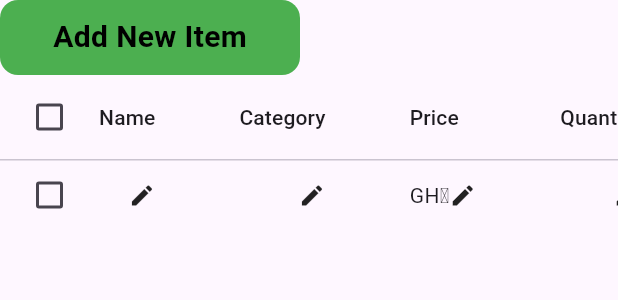
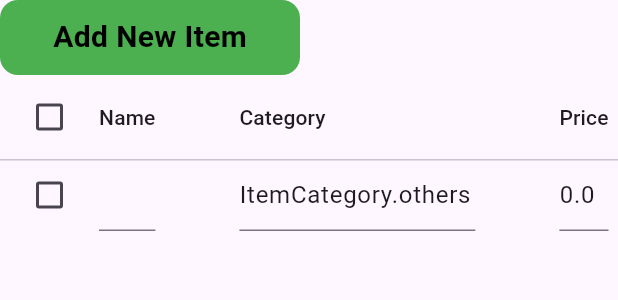
Before and after one commit to R0hi77/BusinessMan, a Flutter app: the InventoryTable widget shown alone on an empty page, opened directly with empty values, after a tap on "Add New Item", on a phone screen of 412 x 824 dp. Shown: the top 300 px of the screen. Run offline on Flutter 3.47's test engine with Material 3 defaults, Android fonts, the phone set to English and light mode, and no system bars; our stand-ins replace fl_chart, flutter_dotenv, google_fonts, intl_phone_field, jwt_decoder, lottie and 3 more; accounts and stored records are empty; network calls fail.

Commit message:
the genesis of the work of the great albert

```diff
--- a/client/salesmart/lib/components/inventoryWIdget.dart
+++ b/client/salesmart/lib/components/inventoryWIdget.dart
@@ -1,5 +1,6 @@
 import 'package:flutter/material.dart';
 import 'package:salesmart/services/inventoryService.dart';
+import 'package:salesmart/models/inventoryCategory.dart';
 
 class InventoryTable extends StatefulWidget {
   final Function(List<Map<String, dynamic>>) onItemsSelected;
@@ -46,9 +47,9 @@ class _InventoryTableState extends State<InventoryTable> {
       final newItem = {
         'id': DateTime.now().millisecondsSinceEpoch.toString(),
         'name': '',
-        'category': '',
-        'price': '',
-        'quantity': '',
+        'category': ItemCategory.others, // Use the enum here
+        'price': 0.0, // Initialized as a double
+        'quantity': 0, // Initialized as an int
         'expiryDate': '',
         'supplier': '',
         'barcode': '',
@@ -61,24 +62,30 @@ class _InventoryTableState extends State<InventoryTable> {
   void _editItem(Map<String, dynamic> item) {
     setState(() {
       editingItem = Map.from(item);
+      // Convert string category to ItemCategory if necessary
+      if (editingItem!['category'] is String) {
+        editingItem!['category'] =
+            ItemCategoryExtension.fromString(editingItem!['category']);
+      }
     });
   }
 
   void _saveItem() async {
     if (editingItem != null) {
-      final index = inventoryItems.indexWhere((item) => item['id'] == editingItem!['id']);
+      final index =
+          inventoryItems.indexWhere((item) => item['id'] == editingItem!['id']);
       if (index != -1) {
         setState(() {
           inventoryItems[index] = editingItem!;
         });
         // Save to backend
-        await _inventoryService.updateInventoryItem(editingItem!,'');
+        await _inventoryService.updateInventoryItem(editingItem!, '');
       } else {
         setState(() {
           inventoryItems.add(editingItem!);
         });
         // Save to backend
-        await _inventoryService.addInventoryItem(editingItem!,'');
+        await _inventoryService.addInventoryItem(editingItem!, '');
       }
       setState(() {
         editingItem = null;
@@ -92,24 +99,35 @@ class _InventoryTableState extends State<InventoryTable> {
       selectedItems.remove(item);
     });
     // Delete from backend
-    await _inventoryService.deleteInventoryItem(item['id'],'');
+    await _inventoryService.deleteInventoryItem(item['id'], '');
     widget.onItemsSelected(selectedItems);
   }
 
- DataCell _buildEditableCell(String key, String label) {
+  DataCell _buildEditableCell(Map<String, dynamic> item, String key) {
     return DataCell(
-      editingItem != null && editingItem!['id'] == key
+      editingItem != null && editingItem!['id'] == item['id']
           ? TextFormField(
               initialValue: editingItem![key]?.toString() ?? '',
               onChanged: (value) {
+                setState(() {
+                  // Convert input value based on the key
+                  if (key == 'quantity') {
+                    editingItem![key] = int.tryParse(value) ?? 0;
+                  } else if (key == 'price') {
+                    editingItem![key] = double.tryParse(value) ?? 0.0;
+                  } else if (key == 'category') {
+                    editingItem![key] = ItemCategoryExtension.fromString(value);
+                  } else {
                     editingItem![key] = value;
+                  }
+                });
               },
             )
-          : Text(label),
-      showEditIcon: true,
+          : Text(item[key]?.toString() ?? ''),
+      showEditIcon: editingItem == null || editingItem!['id'] != item['id'],
       onTap: () {
         if (editingItem == null) {
-          _editItem(inventoryItems.firstWhere((item) => item['id'] == key));
+          _editItem(item);
         }
       },
     );
@@ -122,7 +140,6 @@ class _InventoryTableState extends State<InventoryTable> {
       child: Column(
         crossAxisAlignment: CrossAxisAlignment.start,
         children: [
-
           InkWell(
             onTap: _addNewItem,
             child: Container(
@@ -133,21 +150,17 @@ class _InventoryTableState extends State<InventoryTable> {
                 borderRadius: BorderRadius.all(Radius.circular(12)),
               ),
               child: const Center(
-               child: Text("Add New Item",
+                child: Text(
+                  "Add New Item",
                   style: TextStyle(
                     fontSize: 20,
                     color: Colors.black,
-                fontWeight: FontWeight.bold
-               ),),
+                    fontWeight: FontWeight.bold,
                   ),
                 ),
               ),
-
-          // ElevatedButton(
-          //   onPressed: _addNewItem,
-          //   child: Text('Add New Item'),
-          // ),
-
+            ),
+          ),
           DataTable(
             columns: const [
               DataColumn(label: Text('Name')),
@@ -161,16 +174,17 @@ class _InventoryTableState extends State<InventoryTable> {
             ],
             rows: inventoryItems.map((item) {
               final isSelected = selectedItems.contains(item);
-              final isEditing = editingItem != null && editingItem!['id'] == item['id'];
+              final isEditing =
+                  editingItem != null && editingItem!['id'] == item['id'];
               return DataRow(
                 cells: [
-                  _buildEditableCell('name', item['name'] ?? ''),
-                  _buildEditableCell('category', item['category'] ?? ''),
-                  _buildEditableCell('price', 'GH₵${item['price'] ?? ''}'),
-                  _buildEditableCell('quantity', item['quantity']?.toString() ?? ''),
-                  _buildEditableCell('expiryDate', item['expiryDate'] ?? ''),
-                  _buildEditableCell('supplier', item['supplier'] ?? ''),
-                  _buildEditableCell('barcode', item['barcode'] ?? ''),
+                  _buildEditableCell(item, 'name'),
+                  _buildEditableCell(item, 'category'),
+                  _buildEditableCell(item, 'price'),
+                  _buildEditableCell(item, 'quantity'),
+                  _buildEditableCell(item, 'expiryDate'),
+                  _buildEditableCell(item, 'supplier'),
+                  _buildEditableCell(item, 'barcode'),
                   DataCell(
                     Row(
                       children: [
--- /dev/null
+++ b/client/salesmart/lib/models/inventoryCategory.dart
@@ -0,0 +1,35 @@
+// lib/models/item_category.dart
+
+// Define the ItemCategory enum
+enum ItemCategory { electronics, groceries, clothing, others }
+
+// Define the ItemCategoryExtension to add utility methods
+extension ItemCategoryExtension on ItemCategory {
+  // Method to convert enum to string
+  String get name {
+    switch (this) {
+      case ItemCategory.electronics:
+        return 'Electronics';
+      case ItemCategory.groceries:
+        return 'Groceries';
+      case ItemCategory.clothing:
+        return 'Clothing';
+      case ItemCategory.others:
+        return 'Others';
+    }
+  }
+
+  // Static method to convert string to enum
+  static ItemCategory fromString(String category) {
+    switch (category.toLowerCase()) {
+      case 'electronics':
+        return ItemCategory.electronics;
+      case 'groceries':
+        return ItemCategory.groceries;
+      case 'clothing':
+        return ItemCategory.clothing;
+      default:
+        return ItemCategory.others;
+    }
+  }
+}
--- a/client/salesmart/lib/screens/checkout.dart
+++ b/client/salesmart/lib/screens/checkout.dart
@@ -2,6 +2,8 @@ import 'package:flutter/material.dart';
 import 'package:google_fonts/google_fonts.dart';
 import 'package:intl/intl.dart';
 import 'package:uuid/uuid.dart';
+
+enum ItemCategory {others, electronics,groceries,clothing}
 
 class CheckoutPage extends StatefulWidget {
   const CheckoutPage({Key? key}) : super(key: key);
@@ -16,7 +18,6 @@ class _CheckoutPageState extends State<CheckoutPage> {
   String _customerName = '';
   String _customerEmail = '';
 
-
   late String _currentDate;
   late String _currentTime;
   late String _transactionId;
@@ -24,13 +25,31 @@ class _CheckoutPageState extends State<CheckoutPage> {
   double _amountPaid = 0;
 
   final List<Map<String, dynamic>> _products = [
-    {'name': 'Product 1','description':'random', 'price': 20.0, 'quantity': 2},
-    {'name': 'Product 2','description':'random', 'price': 15.0, 'quantity': 1},
-    {'name': 'Product 3','description':'random', 'price': 30.0, 'quantity': 3},
+    {
+      'name': 'Product 1',
+      'description': 'random',
+      'category': ItemCategory.electronics, // Correct category type
+      'price': 20.0,
+      'quantity': 2
+    },
+    {
+      'name': 'Product 2',
+      'description': 'random',
+      'category': ItemCategory.groceries, // Correct category type
+      'price': 15.0,
+      'quantity': 1
+    },
+    {
+      'name': 'Product 3',
+      'description': 'random',
+      'category': ItemCategory.clothing, // Correct category type
+      'price': 30.0,
+      'quantity': 3
+    },
   ];
 
-  double get _subtotal => _products.fold(
-      0, (sum, product) => sum + (product['price'] * product['quantity']));
+  double get _subtotal =>
+      _products.fold(0, (sum, product) => sum + (product['price'] * product['quantity']));
   double get _tax => _subtotal * 0.15;
   double get _total => _subtotal + _tax;
 
@@ -67,8 +86,7 @@ class _CheckoutPageState extends State<CheckoutPage> {
           children: [
             Text("SaleSmart",
                 style: GoogleFonts.archivoBlack(
-                    textStyle:
-                        const TextStyle(fontSize: 30, color: Colors.black)))
+                    textStyle: const TextStyle(fontSize: 30, color: Colors.black)))
           ],
         ),
         toolbarHeight: MediaQuery.sizeOf(context).height * 0.12,
@@ -112,24 +130,17 @@ class _CheckoutPageState extends State<CheckoutPage> {
               // Customer Information
               const Text('Bill To:', style: TextStyle(fontWeight: FontWeight.bold)),
               TextFormField(
-                decoration: const InputDecoration(labelText: 'Customer Name',
-                border: OutlineInputBorder()),
-
+                decoration: const InputDecoration(labelText: 'Customer Name', border: OutlineInputBorder()),
                 onChanged: (value) => _customerName = value,
                 validator: (value) => value!.isEmpty ? 'Required' : null,
               ),
-              const SizedBox(height: 20,),
+              const SizedBox(height: 20),
               TextFormField(
-                decoration: const InputDecoration(labelText: 'Customer Email',
-                border: OutlineInputBorder()),
+                decoration: const InputDecoration(labelText: 'Customer Email', border: OutlineInputBorder()),
                 onChanged: (value) => _customerEmail = value,
                 validator: (value) => value!.isEmpty ? 'Required' : null,
               ),
-
               SizedBox(height: 50),
-
-              // Payment Method
-
 
               // Product Table
               Table(
@@ -144,7 +155,7 @@ class _CheckoutPageState extends State<CheckoutPage> {
                 children: [
                   TableRow(
                     decoration: BoxDecoration(color: Colors.grey[200]),
-                    children:const  [
+                    children: const [
                       TableCell(child: Padding(
                         padding: EdgeInsets.all(8),
                         child: Text('Product', style: TextStyle(fontWeight: FontWeight.bold)),
@@ -216,8 +227,7 @@ class _CheckoutPageState extends State<CheckoutPage> {
                   border: OutlineInputBorder(),
                 ),
                 value: _paymentMethod,
-                items: [ 'Mobile Money', 'Cash']
-                    .map((String value) {
+                items: ['Mobile Money', 'Cash'].map((String value) {
                   return DropdownMenuItem<String>(
                     value: value,
                     child: Text(value),
@@ -233,7 +243,6 @@ class _CheckoutPageState extends State<CheckoutPage> {
               const SizedBox(height: 16),
 
               // Additional fields based on payment method
-
               if (_paymentMethod == 'Mobile Money') ...[
                 TextFormField(
                   decoration: const InputDecoration(
@@ -266,7 +275,7 @@ class _CheckoutPageState extends State<CheckoutPage> {
                       child: Text(
                         'Balance: GH₵${(_amountPaid - _total).toStringAsFixed(2)}',
                         textAlign: TextAlign.center,
-                        style: const  TextStyle(fontSize: 18),
+                        style: const TextStyle(fontSize: 18),
                       ),
                     ),
                   ],
@@ -276,14 +285,13 @@ class _CheckoutPageState extends State<CheckoutPage> {
 
               // Terms and Conditions
               const Text('Terms and Conditions:', style: TextStyle(fontWeight: FontWeight.bold)),
-              const Text('1. Products purchased can not be returned after 24 hours'),
+              const Text('1. Products purchased cannot be returned after 24 hours'),
               const Text('2. Please include the invoice number on your check'),
               const SizedBox(height: 20),
 
               // Thank You Note
               const Center(
-
-                child:  Text('Thank you for your business!',
+                child: Text('Thank you for your business!',
                     style: TextStyle(fontStyle: FontStyle.italic)),
               ),
               const SizedBox(height: 20),
@@ -295,11 +303,10 @@ class _CheckoutPageState extends State<CheckoutPage> {
                     if (_formKey.currentState!.validate()) {
                       // Process the invoice
                       ScaffoldMessenger.of(context).showSnackBar(
-                       const  SnackBar(content: Text('Processing Invoice...')),
+                        const SnackBar(content: Text('Processing Invoice...')),
                       );
                     }
                   },
-
                   style: ElevatedButton.styleFrom(
                     backgroundColor: Colors.green,
                     padding: const EdgeInsets.symmetric(horizontal: 50, vertical: 20),
```
Also changed, not shown: client/salesmart/lib/screens/addtocart.dart (+20 -17 lines). Lines whose indentation alone changed are shown as unchanged.
